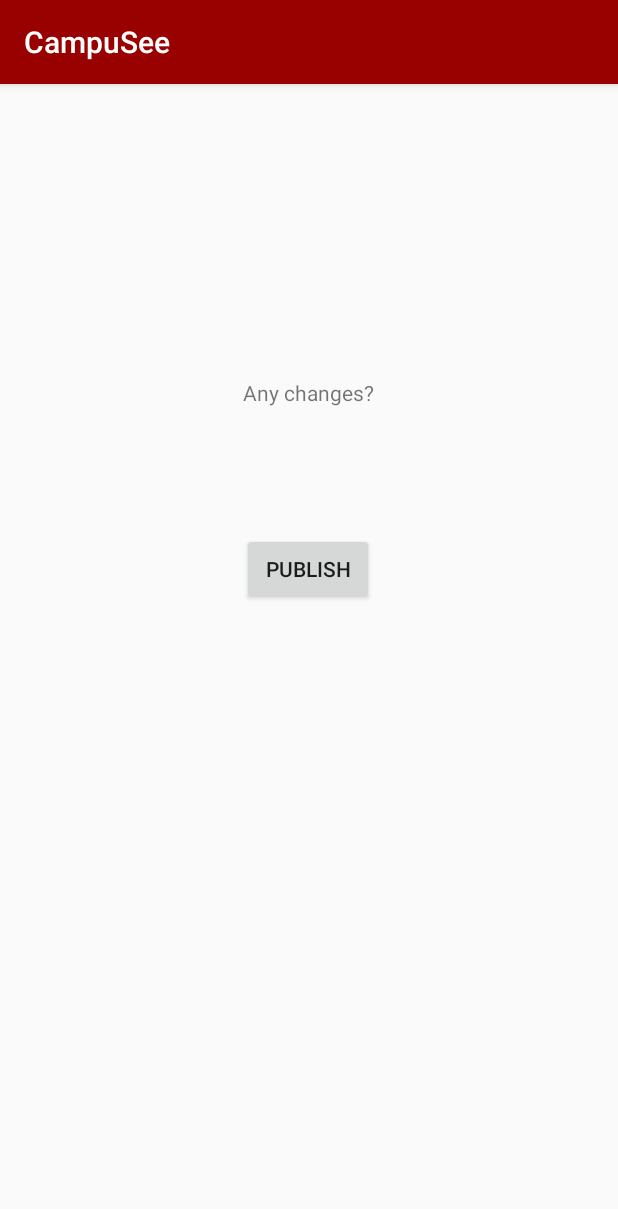
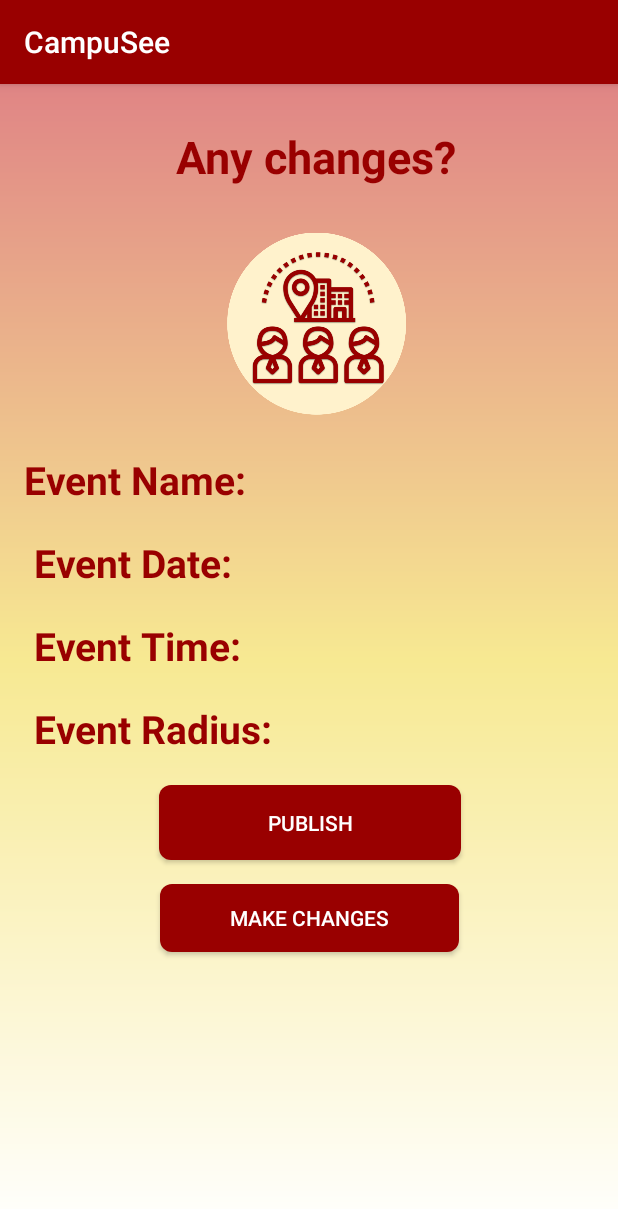
Before and after one commit to tommyacin/CSCI310_USC_CampuSee, an Android app: the PublishEvent screen opened directly, with no data from a screen before it, on a phone screen of 412 x 824 dp. Shown: the top 1209 px of the screen. Run offline under Robolectric (Android 15) with nearby library versions, the phone set to English and light mode, and no system bars.

Commit message:
changing publish event and main

```diff
--- a/app/src/main/res/layout/activity_publish_event.xml
+++ b/app/src/main/res/layout/activity_publish_event.xml
@@ -4,27 +4,111 @@
     xmlns:tools="http://schemas.android.com/tools"
     android:layout_width="match_parent"
     android:layout_height="match_parent"
+    android:background="@drawable/gradient_background"
     tools:context=".PublishEvent">
 
     <TextView
         android:id="@+id/textView2"
         android:layout_width="wrap_content"
         android:layout_height="wrap_content"
-        android:layout_marginTop="196dp"
+        android:layout_marginTop="28dp"
         android:text="Any changes?"
+        android:textColor="#990000"
+        android:textSize="30dp"
+        android:textStyle="bold"
         app:layout_constraintEnd_toEndOf="parent"
-        app:layout_constraintHorizontal_bias="0.498"
+        app:layout_constraintHorizontal_bias="0.522"
         app:layout_constraintStart_toStartOf="parent"
         app:layout_constraintTop_toTopOf="parent" />
 
     <Button
         android:id="@+id/publish_button"
+        android:layout_width="201dp"
+        android:layout_height="50dp"
+        android:layout_marginTop="20dp"
+        android:background="@drawable/btn_rounded"
+        android:text="Publish"
+        android:textColor="#ffffff"
+        app:layout_constraintEnd_toEndOf="parent"
+        app:layout_constraintHorizontal_bias="0.504"
+        app:layout_constraintStart_toStartOf="parent"
+        app:layout_constraintTop_toBottomOf="@+id/textView5" />
+
+    <ImageView
+        android:id="@+id/imageView8"
+        android:layout_width="165dp"
+        android:layout_height="154dp"
+        android:layout_marginTop="56dp"
+        app:layout_constraintEnd_toEndOf="parent"
+        app:layout_constraintStart_toStartOf="parent"
+        app:layout_constraintTop_toTopOf="@+id/textView2"
+        app:srcCompat="@drawable/big_icon" />
+
+    <TextView
+        android:id="@+id/textView"
         android:layout_width="wrap_content"
         android:layout_height="wrap_content"
-        android:layout_marginTop="84dp"
-        android:text="Publish"
+        android:layout_marginTop="8dp"
+        android:text="Event Name:"
+        android:textColor="#990000"
+        android:textSize="26sp"
+        android:textStyle="bold"
         app:layout_constraintEnd_toEndOf="parent"
-        app:layout_constraintHorizontal_bias="0.498"
+        app:layout_constraintHorizontal_bias="0.06"
         app:layout_constraintStart_toStartOf="parent"
-        app:layout_constraintTop_toBottomOf="@+id/textView2" />
+        app:layout_constraintTop_toBottomOf="@+id/imageView8" />
+
+    <TextView
+        android:id="@+id/textView3"
+        android:layout_width="wrap_content"
+        android:layout_height="wrap_content"
+        android:layout_marginTop="20dp"
+        android:text="Event Date:"
+        android:textColor="#990000"
+        android:textSize="26sp"
+        android:textStyle="bold"
+        app:layout_constraintEnd_toEndOf="parent"
+        app:layout_constraintHorizontal_bias="0.082"
+        app:layout_constraintStart_toStartOf="parent"
+        app:layout_constraintTop_toBottomOf="@+id/textView" />
+
+    <TextView
+        android:id="@+id/textView4"
+        android:layout_width="wrap_content"
+        android:layout_height="wrap_content"
+        android:layout_marginTop="20dp"
+        android:text="Event Time:"
+        android:textColor="#990000"
+        android:textSize="26sp"
+        android:textStyle="bold"
+        app:layout_constraintEnd_toEndOf="parent"
+        app:layout_constraintHorizontal_bias="0.084"
+        app:layout_constraintStart_toStartOf="parent"
+        app:layout_constraintTop_toBottomOf="@+id/textView3" />
+
+    <TextView
+        android:id="@+id/textView5"
+        android:layout_width="wrap_content"
+        android:layout_height="wrap_content"
+        android:layout_marginTop="20dp"
+        android:text="Event Radius:"
+        android:textColor="#990000"
+        android:textSize="26sp"
+        android:textStyle="bold"
+        app:layout_constraintEnd_toEndOf="parent"
+        app:layout_constraintHorizontal_bias="0.09"
+        app:layout_constraintStart_toStartOf="parent"
+        app:layout_constraintTop_toBottomOf="@+id/textView4" />
+
+    <Button
+        android:id="@+id/edit_button"
+        android:layout_width="199dp"
+        android:layout_height="45dp"
+        android:layout_marginTop="16dp"
+        android:background="@drawable/btn_rounded"
+        android:text="Make Changes"
+        android:textColor="#ffffff"
+        app:layout_constraintEnd_toEndOf="parent"
+        app:layout_constraintStart_toStartOf="parent"
+        app:layout_constraintTop_toBottomOf="@+id/publish_button" />
 </androidx.constraintlayout.widget.ConstraintLayout>
--- a/app/src/main/res/layout/activity_publisher_main.xml
+++ b/app/src/main/res/layout/activity_publisher_main.xml
@@ -4,6 +4,7 @@
     xmlns:tools="http://schemas.android.com/tools"
     android:layout_width="match_parent"
     android:layout_height="match_parent"
+    android:background="@drawable/gradient_background"
     tools:context=".PublisherMain">
 
     <ImageView
@@ -58,13 +59,15 @@
 
     <Button
         android:id="@+id/create_button"
-        android:layout_width="wrap_content"
-        android:layout_height="wrap_content"
-        android:layout_marginTop="232dp"
+        android:layout_width="140dp"
+        android:layout_height="30dp"
+        android:layout_marginTop="244dp"
         android:layout_marginEnd="16dp"
+        android:background="@drawable/btn_rounded"
         android:text="Create Event"
+        android:textColor="#ffffff"
         app:layout_constraintEnd_toEndOf="parent"
-        app:layout_constraintHorizontal_bias="0.955"
+        app:layout_constraintHorizontal_bias="1.0"
         app:layout_constraintStart_toStartOf="parent"
         app:layout_constraintTop_toTopOf="parent" />
 </androidx.constraintlayout.widget.ConstraintLayout>
```
